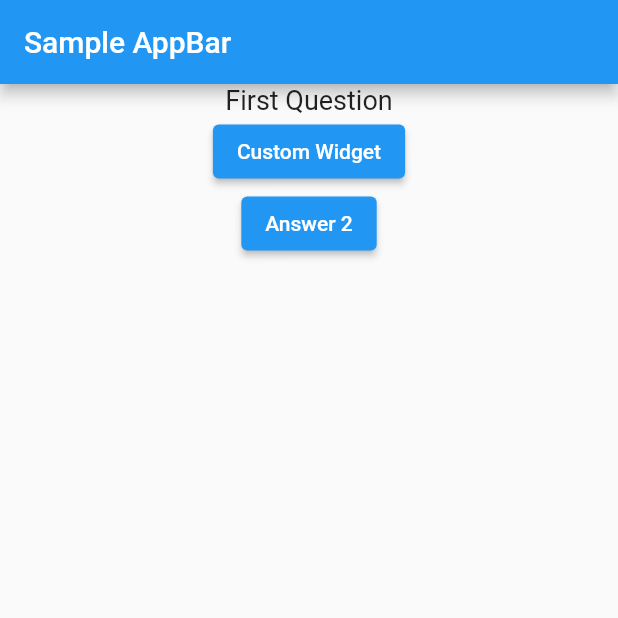
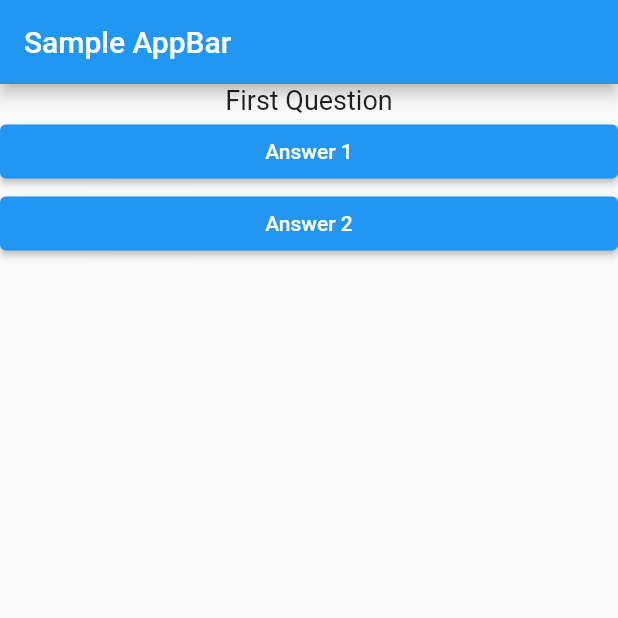
Before and after one commit to khkred/flutter-notes, a Flutter app: the screen it shows after launch, on a phone screen of 412 x 824 dp, the top half of it. Run offline on Flutter 3.47's test engine with Material 2 defaults, Android fonts, the light colour scheme and no system bars.

Commit message:
added button text

```diff
--- a/flutter-programs/first_project/lib/answer.dart
+++ b/flutter-programs/first_project/lib/answer.dart
@@ -2,15 +2,18 @@ import 'package:flutter/material.dart';
 
 class Answer extends StatelessWidget {
   final Function onPressedFunction;
-
-  Answer(this.onPressedFunction);
+  String buttonText;
+  Answer(this.onPressedFunction,this.buttonText);
 
 
   @override
   Widget build(BuildContext context) {
-    return ElevatedButton(
-      onPressed: ()=> onPressedFunction(),
-      child: Text("Custom Widget"),
+    return Container(
+      width: double.infinity,
+      child: ElevatedButton(
+        onPressed: ()=> onPressedFunction(),
+        child: Text(buttonText),
+      ),
     );
   }
 }
--- a/flutter-programs/first_project/lib/main.dart
+++ b/flutter-programs/first_project/lib/main.dart
@@ -43,9 +43,8 @@ class MyAppState extends State<MyApp> {
         body: Column(
           children: [
             Question(_questionsList[_index]),
-            Answer(answerChoice),
-            ElevatedButton(onPressed: answerChoice, child: Text("Answer 2")),
-
+            Answer(answerChoice,'Answer 1'),
+            Answer(answerChoice,'Answer 2')
           ],
         ),
       ),
```
